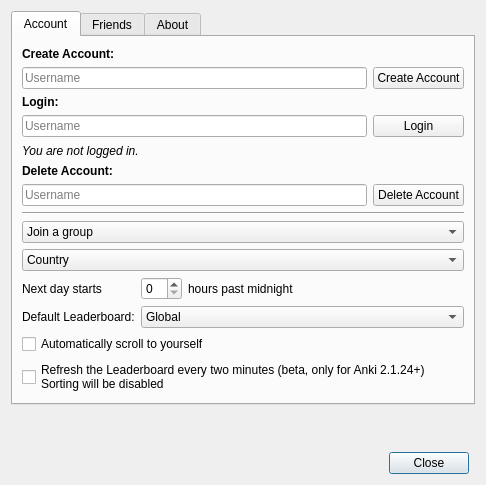
Old version of the form designer/setup.ui in the repository ThoreBor/Anki_Leaderboard.
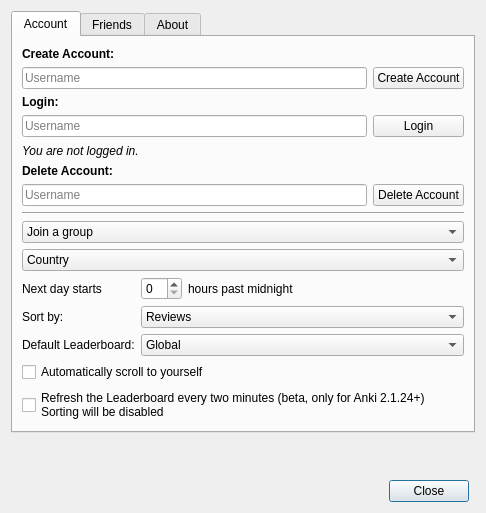
New version of the form. Icons and pictures are not drawn.

Commit message: sort by

Patch:
```diff
--- a/designer/setup.ui
+++ b/designer/setup.ui
@@ -7,7 +7,7 @@
     <x>0</x>
     <y>0</y>
     <width>486</width>
-    <height>485</height>
+    <height>513</height>
    </rect>
   </property>
   <property name="sizePolicy">
@@ -44,6 +44,44 @@
         <layout class="QGridLayout" name="gl2">
          <item row="2" column="0" colspan="2">
           <layout class="QGridLayout" name="gl3">
+           <item row="0" column="2">
+            <widget class="QLabel" name="next_day_info2">
+             <property name="text">
+              <string>hours past midnight</string>
+             </property>
+            </widget>
+           </item>
+           <item row="2" column="0">
+            <widget class="QLabel" name="Defaul_Tab_Label">
+             <property name="text">
+              <string>Default Leaderboard:</string>
+             </property>
+            </widget>
+           </item>
+           <item row="2" column="1" colspan="2">
+            <widget class="QComboBox" name="Default_Tab">
+             <item>
+              <property name="text">
+               <string>Global</string>
+              </property>
+             </item>
+             <item>
+              <property name="text">
+               <string>Friends</string>
+              </property>
+             </item>
+             <item>
+              <property name="text">
+               <string>Country</string>
+              </property>
+             </item>
+             <item>
+              <property name="text">
+               <string>Group</string>
+              </property>
+             </item>
+            </widget>
+           </item>
            <item row="0" column="0">
             <widget class="QLabel" name="next_day_info1">
              <property name="sizePolicy">
@@ -71,24 +109,17 @@
             </widget>
            </item>
            <item row="1" column="0">
-            <widget class="QLabel" name="Defaul_Tab_Label">
+            <widget class="QLabel" name="sortby_label">
              <property name="text">
-              <string>Default Leaderboard:</string>
-             </property>
-            </widget>
-           </item>
-           <item row="0" column="2">
-            <widget class="QLabel" name="next_day_info2">
-             <property name="text">
-              <string>hours past midnight</string>
+              <string>Sort by:</string>
              </property>
             </widget>
            </item>
            <item row="1" column="1" colspan="2">
-            <widget class="QComboBox" name="Default_Tab">
+            <widget class="QComboBox" name="sortby">
              <item>
               <property name="text">
-               <string>Global</string>
+               <string>Reviews</string>
               </property>
              </item>
              <item>
```
Left out of the diff: 131 changed lines with no effect on the pictures.
